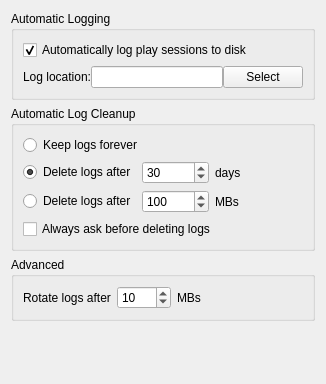
The window that src/preferences/autologpage.ui (MUME/MMapper) describes before a commit, drawn with Qt 5.
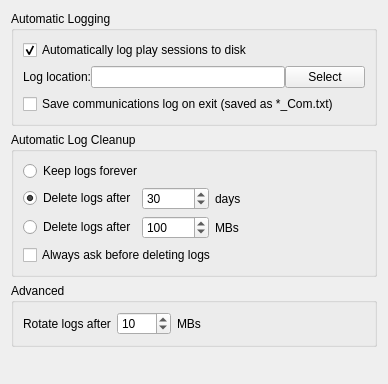
The same window after the commit.

The edit to the form file:
```diff
--- a/src/preferences/autologpage.ui
+++ b/src/preferences/autologpage.ui
@@ -108,6 +108,16 @@
         </layout>
        </widget>
       </item>
+      <item row="7" column="0" colspan="4">
+       <widget class="QCheckBox" name="autoLogCommsCheckBox">
+        <property name="text">
+         <string>Save communications log on exit (saved as *_Com.txt)</string>
+        </property>
+        <property name="checked">
+         <bool>false</bool>
+        </property>
+       </widget>
+      </item>
      </layout>
     </widget>
    </item>
```
Left out of the diff: 1 changed line with no effect on the pictures.
